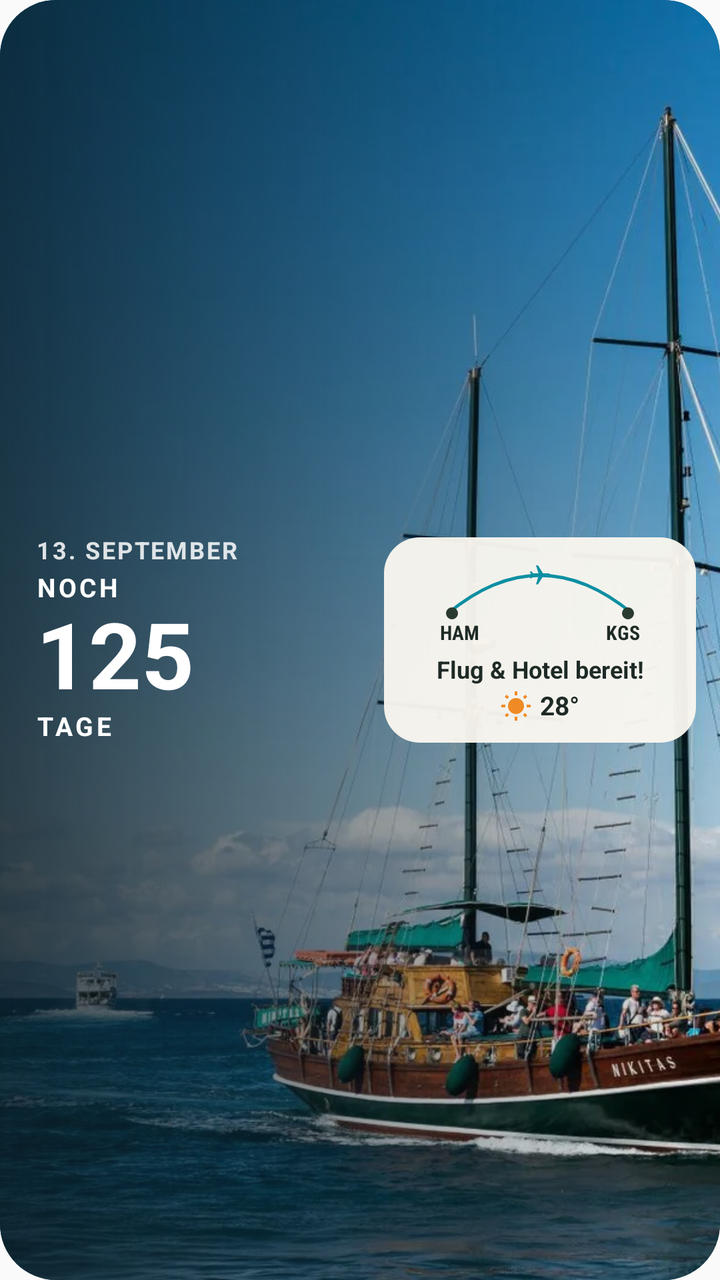
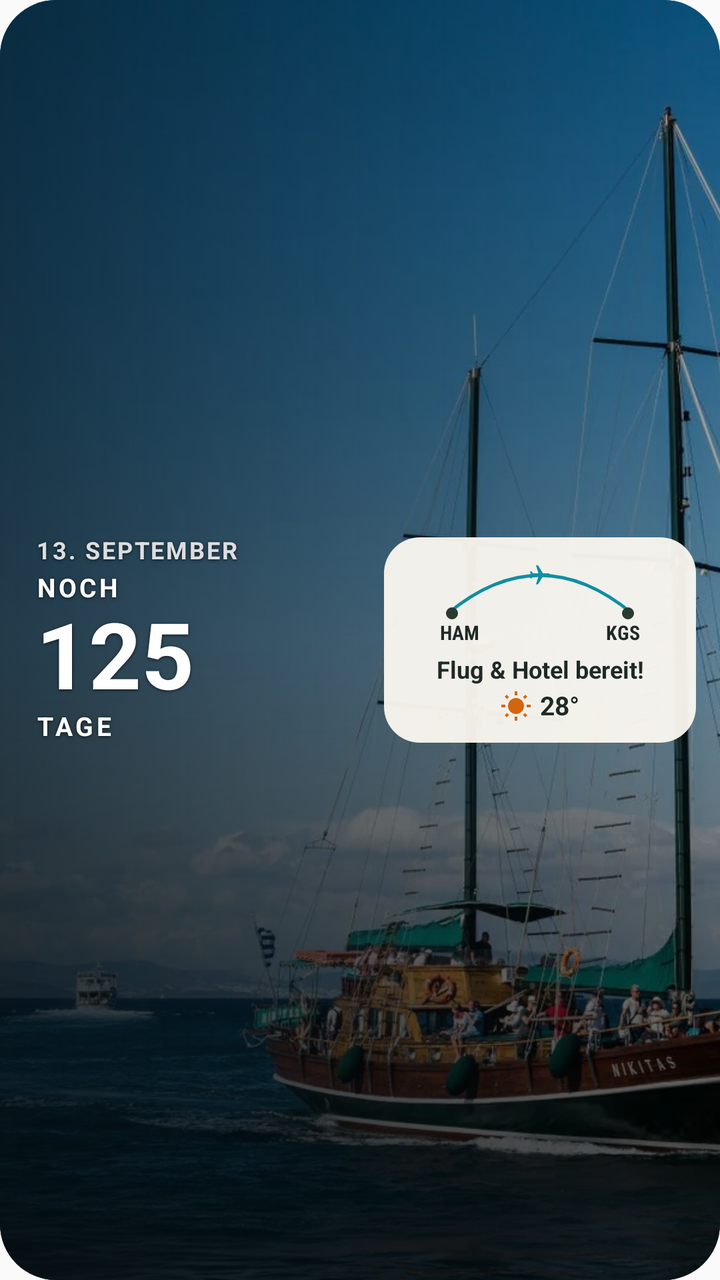

Screens rendered from an Android XML layout before and after an edit, with the pre-edit source and the edit as a unified diff.
<!-- AndroidManifest.xml: application theme Theme.KosWidget -->
<!-- res/layout/kos_widget_compact.xml -->
<?xml version="1.0" encoding="utf-8"?>
<FrameLayout xmlns:android="http://schemas.android.com/apk/res/android"
    android:id="@+id/widget_root"
    android:layout_width="match_parent"
    android:layout_height="match_parent"
    android:background="@drawable/widget_dark_background"
    android:clipToOutline="true">

    <ImageView
        android:id="@+id/widget_background_image"
        android:layout_width="match_parent"
        android:layout_height="match_parent"
        android:contentDescription="@string/widget_background_description"
        android:scaleType="centerCrop"
        android:src="@drawable/kos_rot_11" />

    <ImageView
        android:layout_width="match_parent"
        android:layout_height="match_parent"
        android:importantForAccessibility="no"
        android:scaleType="fitXY"
        android:src="@drawable/widget_side_scrim" />

    
    <LinearLayout
        android:id="@+id/widget_countdown_content"
        android:layout_width="wrap_content"
        android:layout_height="match_parent"
        android:gravity="center_vertical"
        android:orientation="vertical"
        android:paddingLeft="18dp">

        <TextView
            android:id="@+id/widget_date_text"
            android:layout_width="wrap_content"
            android:layout_height="wrap_content"
            android:includeFontPadding="false"
            android:letterSpacing="0.08"
            android:maxLines="1"
            android:text="13. September"
            android:textAllCaps="true"
            android:textColor="@color/widget_on_photo_soft"
            android:textSize="12sp"
            android:textStyle="bold" />

        <TextView
            android:layout_width="wrap_content"
            android:layout_height="wrap_content"
            android:layout_marginTop="4dp"
            android:includeFontPadding="false"
            android:letterSpacing="0.1"
            android:text="@string/widget_compact_noch"
            android:textAllCaps="true"
            android:textColor="@color/widget_on_photo"
            android:textSize="13sp"
            android:textStyle="bold" />

        <TextView
            android:id="@+id/widget_days"
            android:layout_width="wrap_content"
            android:layout_height="wrap_content"
            android:includeFontPadding="false"
            android:maxLines="1"
            android:text="125"
            android:textColor="@color/widget_on_photo"
            android:textSize="46sp"
            android:textStyle="bold" />

        <TextView
            android:id="@+id/widget_days_unit"
            android:layout_width="wrap_content"
            android:layout_height="wrap_content"
            android:includeFontPadding="false"
            android:letterSpacing="0.12"
            android:text="@string/widget_days_label"
            android:textColor="@color/widget_on_photo"
            android:textSize="13sp"
            android:textStyle="bold" />
    </LinearLayout>

    <LinearLayout
        android:id="@+id/widget_message_content"
        android:layout_width="match_parent"
        android:layout_height="match_parent"
        android:layout_marginRight="170dp"
        android:gravity="bottom"
        android:orientation="vertical"
        android:paddingLeft="18dp"
        android:paddingBottom="14dp"
        android:visibility="gone">

        <TextView
            android:id="@+id/widget_arrival_message"
            android:layout_width="match_parent"
            android:layout_height="wrap_content"
            android:autoSizeMaxTextSize="24sp"
            android:autoSizeMinTextSize="16sp"
            android:autoSizeStepGranularity="1sp"
            android:autoSizeTextType="uniform"
            android:includeFontPadding="false"
            android:maxLines="2"
            android:text="@string/widget_arrival_message"
            android:textColor="@color/widget_on_photo"
            android:textSize="24sp"
            android:textStyle="bold" />

        <TextView
            android:id="@+id/widget_vacation_subtitle"
            android:layout_width="match_parent"
            android:layout_height="wrap_content"
            android:layout_marginTop="3dp"
            android:includeFontPadding="false"
            android:maxLines="2"
            android:text="@string/widget_vacation_line2"
            android:textColor="@color/widget_on_photo_soft"
            android:textSize="13sp"
            android:visibility="gone" />
    </LinearLayout>

    
    <LinearLayout
        android:id="@+id/widget_weather_pill"
        android:layout_width="156dp"
        android:layout_height="wrap_content"
        android:layout_gravity="center_vertical|right"
        android:layout_marginRight="12dp"
        android:background="@drawable/widget_compact_card"
        android:gravity="center_horizontal"
        android:orientation="vertical"
        android:paddingLeft="10dp"
        android:paddingTop="10dp"
        android:paddingRight="10dp"
        android:paddingBottom="10dp">

        <ImageView
            android:layout_width="100dp"
            android:layout_height="32dp"
            android:importantForAccessibility="no"
            android:src="@drawable/ic_flight_arc" />

        <LinearLayout
            android:layout_width="100dp"
            android:layout_height="wrap_content"
            android:orientation="horizontal">

            <TextView
                android:id="@+id/widget_from_code"
                android:layout_width="0dp"
                android:layout_height="wrap_content"
                android:layout_weight="1"
                android:fontFamily="sans-serif-condensed"
                android:includeFontPadding="false"
                android:text="HAM"
                android:textColor="@color/widget_board_ink"
                android:textSize="10sp"
                android:textStyle="bold" />

            <TextView
                android:id="@+id/widget_to_code"
                android:layout_width="wrap_content"
                android:layout_height="wrap_content"
                android:fontFamily="sans-serif-condensed"
                android:includeFontPadding="false"
                android:text="KGS"
                android:textColor="@color/widget_board_ink"
                android:textSize="10sp"
                android:textStyle="bold" />
        </LinearLayout>

        <TextView
            android:layout_width="match_parent"
            android:layout_height="wrap_content"
            android:layout_marginTop="6dp"
            android:gravity="center_horizontal"
            android:includeFontPadding="false"
            android:maxLines="1"
            android:text="@string/widget_compact_ready"
            android:textColor="@color/widget_board_ink"
            android:textSize="12sp"
            android:textStyle="bold" />

        <LinearLayout
            android:layout_width="wrap_content"
            android:layout_height="wrap_content"
            android:layout_marginTop="3dp"
            android:gravity="center_vertical"
            android:orientation="horizontal">

            <ImageView
                android:id="@+id/widget_weather_icon"
                android:layout_width="16dp"
                android:layout_height="16dp"
                android:layout_marginRight="4dp"
                android:contentDescription="@string/widget_weather_description"
                android:src="@drawable/ic_sun"
                android:tint="@color/widget_tile_orange" />

            <TextView
                android:id="@+id/widget_weather_temp"
                android:layout_width="wrap_content"
                android:layout_height="wrap_content"
                android:includeFontPadding="false"
                android:text="@string/widget_weather_temp"
                android:textColor="@color/widget_board_ink"
                android:textSize="13sp"
                android:textStyle="bold" />
        </LinearLayout>
    </LinearLayout>
</FrameLayout>
<!-- resources referenced by this layout -->
<resources>
  <color name="widget_board_ink">#FF1E2A26</color>
  <color name="widget_on_photo">#FFFFFFFF</color>
  <color name="widget_on_photo_soft">#D9FFFFFF</color>
  <color name="widget_tile_orange">#FFF08A24</color>
  <!-- drawable ic_flight_arc (drawable) -->
  <vector xmlns:android="http://schemas.android.com/apk/res/android"
      android:width="100dp"
      android:height="32dp"
      android:viewportWidth="100"
      android:viewportHeight="32">
      <path
          android:pathData="M4,28 Q50,-10 96,28"
          android:strokeColor="#FF0E8FA3"
          android:strokeWidth="1.6"
          android:strokeLineCap="round" />
      <path
          android:fillColor="#FF2B3A30"
          android:pathData="M6,28m-3,0a3,3 0,1 1,6 0a3,3 0,1 1,-6 0" />
      <path
          android:fillColor="#FF2B3A30"
          android:pathData="M94,28m-3,0a3,3 0,1 1,6 0a3,3 0,1 1,-6 0" />
      <group
          android:pivotX="12"
          android:pivotY="12"
          android:rotation="90"
          android:scaleX="0.5"
          android:scaleY="0.5"
          android:translateX="38"
          android:translateY="-3">
          <path
              android:fillColor="#FF0E8FA3"
              android:pathData="M21,16v-2l-8,-5V3.5c0,-0.83 -0.67,-1.5 -1.5,-1.5S10,2.67 10,3.5V9l-8,5v2l8,-2.5V19l-2,1.5V22l3.5,-1 3.5,1v-1.5L13,19v-5.5l8,2.5z" />
      </group>
  </vector>
  <!-- drawable ic_sun (drawable) -->
  <vector xmlns:android="http://schemas.android.com/apk/res/android"
      android:width="24dp"
      android:height="24dp"
      android:viewportWidth="24"
      android:viewportHeight="24">
      <path
          android:fillColor="#FFFFFFFF"
          android:pathData="M6.76,4.84l-1.8,-1.79 -1.41,1.41 1.79,1.79 1.42,-1.41zM4,10.5L1,10.5v2h3v-2zM13,0.55h-2L11,3.5h2L13,0.55zM20.45,4.46l-1.41,-1.41 -1.79,1.79 1.41,1.41 1.79,-1.79zM17.24,18.16l1.79,1.8 1.41,-1.41 -1.8,-1.79 -1.4,1.4zM20,10.5v2h3v-2h-3zM12,5.5c-3.31,0 -6,2.69 -6,6s2.69,6 6,6 6,-2.69 6,-6 -2.69,-6 -6,-6zM11,22.45h2L13,19.5h-2v2.95zM3.55,18.54l1.41,1.41 1.79,-1.8 -1.41,-1.41 -1.79,1.8z" />
  </vector>
  <!-- drawable kos_rot_11: webp bitmap (drawable-nodpi, 128890 bytes) -->
  <!-- drawable widget_compact_card (drawable) -->
  <?xml version="1.0" encoding="utf-8"?>
  <shape xmlns:android="http://schemas.android.com/apk/res/android">
      <solid android:color="#F2FBF8F1" />
      <corners android:radius="18dp" />
  </shape>
  <!-- drawable widget_dark_background (drawable) -->
  <?xml version="1.0" encoding="utf-8"?>
  <shape xmlns:android="http://schemas.android.com/apk/res/android">
      <solid android:color="#FF10202A" />
      <corners android:radius="28dp" />
  </shape>
  <!-- drawable widget_side_scrim (drawable) -->
  <?xml version="1.0" encoding="utf-8"?>
  <shape xmlns:android="http://schemas.android.com/apk/res/android">
      <gradient
          android:angle="0"
          android:endColor="#10000000"
          android:startColor="#CC0A1A22" />
  </shape>
  <string name="widget_arrival_message">Es ist soweit!</string>
  <string name="widget_background_description">Kos-Bild</string>
  <string name="widget_compact_noch">Noch</string>
  <string name="widget_compact_ready">Flug &amp; Hotel bereit!</string>
  <string name="widget_days_label">TAGE</string>
  <string name="widget_vacation_line2">Genießt jeden Augenblick.</string>
  <string name="widget_weather_description">Wetter</string>
  <string name="widget_weather_temp">28°</string>
  <style name="Theme.KosWidget" parent="android:Theme.Material.Light.NoActionBar" />
</resources>

<!-- the commit's change to res/layout/kos_widget_compact.xml (unified diff, before → after) -->
@@ -19,7 +19,7 @@
         android:layout_height="match_parent"
         android:importantForAccessibility="no"
         android:scaleType="fitXY"
-        android:src="@drawable/widget_side_scrim" />
+        android:src="@drawable/widget_glass_scrim" />
 
     
     <LinearLayout
@@ -34,7 +34,10 @@
             android:id="@+id/widget_date_text"
             android:layout_width="wrap_content"
             android:layout_height="wrap_content"
-            android:includeFontPadding="false"
+            android:shadowColor="#B3000000"
+        android:shadowDy="1"
+        android:shadowRadius="4"
+        android:includeFontPadding="false"
             android:letterSpacing="0.08"
             android:maxLines="1"
             android:text="13. September"
@@ -47,7 +50,10 @@
             android:layout_width="wrap_content"
             android:layout_height="wrap_content"
             android:layout_marginTop="4dp"
-            android:includeFontPadding="false"
+            android:shadowColor="#B3000000"
+        android:shadowDy="1"
+        android:shadowRadius="4"
+        android:includeFontPadding="false"
             android:letterSpacing="0.1"
             android:text="@string/widget_compact_noch"
             android:textAllCaps="true"
@@ -59,7 +65,10 @@
             android:id="@+id/widget_days"
             android:layout_width="wrap_content"
             android:layout_height="wrap_content"
-            android:includeFontPadding="false"
+            android:shadowColor="#B3000000"
+        android:shadowDy="1"
+        android:shadowRadius="4"
+        android:includeFontPadding="false"
             android:maxLines="1"
             android:text="125"
             android:textColor="@color/widget_on_photo"
@@ -70,7 +79,10 @@
             android:id="@+id/widget_days_unit"
             android:layout_width="wrap_content"
             android:layout_height="wrap_content"
-            android:includeFontPadding="false"
+            android:shadowColor="#B3000000"
+        android:shadowDy="1"
+        android:shadowRadius="4"
+        android:includeFontPadding="false"
             android:letterSpacing="0.12"
             android:text="@string/widget_days_label"
             android:textColor="@color/widget_on_photo"
@@ -97,7 +109,10 @@
             android:autoSizeMinTextSize="16sp"
             android:autoSizeStepGranularity="1sp"
             android:autoSizeTextType="uniform"
-            android:includeFontPadding="false"
+            android:shadowColor="#B3000000"
+        android:shadowDy="1"
+        android:shadowRadius="4"
+        android:includeFontPadding="false"
             android:maxLines="2"
             android:text="@string/widget_arrival_message"
             android:textColor="@color/widget_on_photo"
@@ -109,7 +124,10 @@
             android:layout_width="match_parent"
             android:layout_height="wrap_content"
             android:layout_marginTop="3dp"
-            android:includeFontPadding="false"
+            android:shadowColor="#B3000000"
+        android:shadowDy="1"
+        android:shadowRadius="4"
+        android:includeFontPadding="false"
             android:maxLines="2"
             android:text="@string/widget_vacation_line2"
             android:textColor="@color/widget_on_photo_soft"
<!-- resource entries referenced after the edit -->
@@ -3,7 +3,7 @@
   <color name="widget_board_ink">#FF1E2A26</color>
   <color name="widget_on_photo">#FFFFFFFF</color>
   <color name="widget_on_photo_soft">#D9FFFFFF</color>
-  <color name="widget_tile_orange">#FFF08A24</color>
+  <color name="widget_tile_orange">#FFD4650F</color>
   <!-- drawable ic_flight_arc (drawable) -->
   <vector xmlns:android="http://schemas.android.com/apk/res/android"
       android:width="100dp"
@@ -57,14 +57,33 @@
       <solid android:color="#FF10202A" />
       <corners android:radius="28dp" />
   </shape>
-  <!-- drawable widget_side_scrim (drawable) -->
+  <!-- drawable widget_glass_scrim (drawable) -->
   <?xml version="1.0" encoding="utf-8"?>
-  <shape xmlns:android="http://schemas.android.com/apk/res/android">
-      <gradient
-          android:angle="0"
-          android:endColor="#10000000"
-          android:startColor="#CC0A1A22" />
-  </shape>
+  <layer-list xmlns:android="http://schemas.android.com/apk/res/android">
+      <item>
+          <shape>
+              <solid android:color="#40000000" />
+          </shape>
+      </item>
+      <item>
+          <shape>
+              <gradient
+                  android:angle="0"
+                  android:endColor="#1A000000"
+                  android:startColor="#B3081822" />
+          </shape>
+      </item>
+      <item>
+          <shape>
+              <gradient
+                  android:angle="270"
+                  android:centerColor="#00000000"
+                  android:centerY="0.5"
+                  android:endColor="#99000000"
+                  android:startColor="#00000000" />
+          </shape>
+      </item>
+  </layer-list>
   <string name="widget_arrival_message">Es ist soweit!</string>
   <string name="widget_background_description">Kos-Bild</string>
   <string name="widget_compact_noch">Noch</string>
